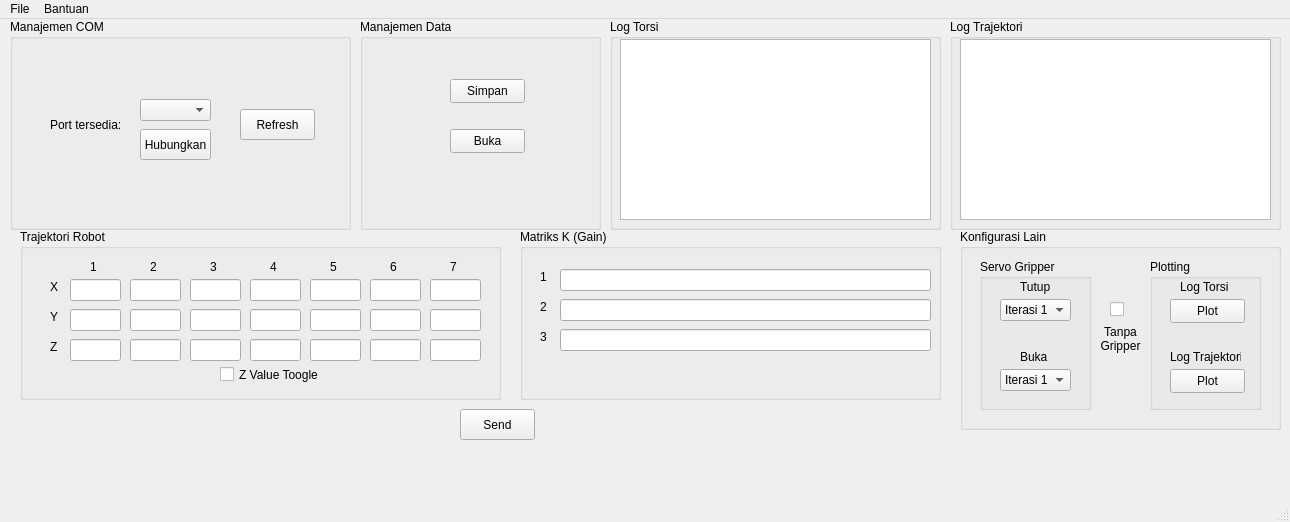
The window that main-window-revised.ui (maplezs/EWS_3_4a) describes before a commit, drawn with Qt 5.
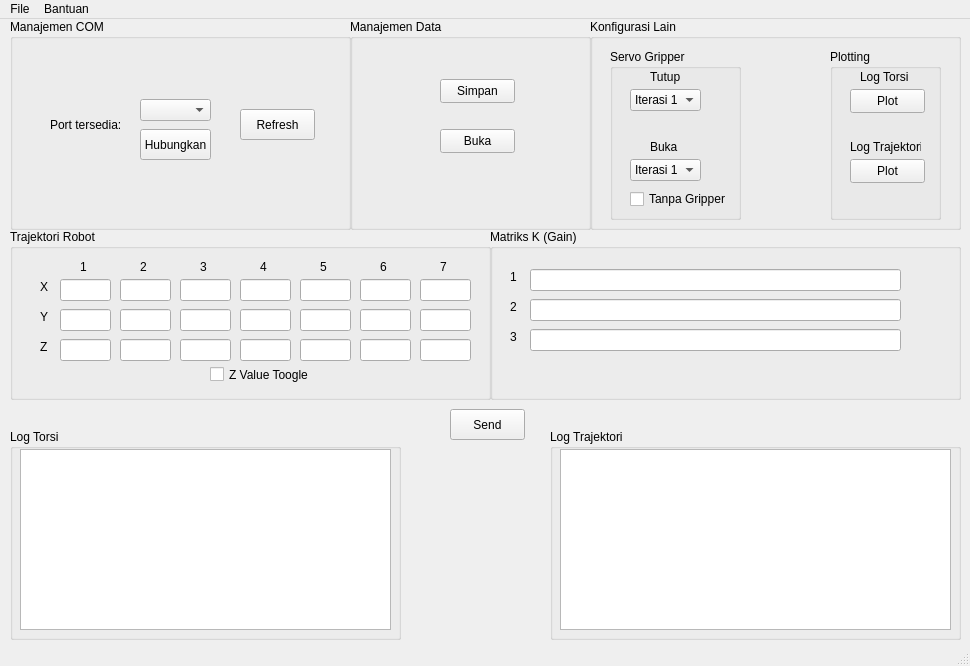
The same window after the commit.

Commit message: chore: change position of some UI element set max window size update some UI element remove unused code

What changed in the file:
```diff
--- a/main-window-revised.ui
+++ b/main-window-revised.ui
@@ -6,8 +6,8 @@
    <rect>
     <x>0</x>
     <y>0</y>
-    <width>1290</width>
-    <height>522</height>
+    <width>970</width>
+    <height>666</height>
    </rect>
   </property>
   <property name="windowTitle">
@@ -76,77 +76,12 @@
      </property>
     </widget>
    </widget>
-   <widget class="QGroupBox" name="groupBox_2">
-    <property name="geometry">
-     <rect>
-      <x>330</x>
-      <y>490</y>
-      <width>371</width>
-      <height>111</height>
-     </rect>
-    </property>
-    <property name="title">
-     <string>manajemen koneksi</string>
-    </property>
-    <widget class="QLabel" name="label_2">
-     <property name="geometry">
-      <rect>
-       <x>10</x>
-       <y>40</y>
-       <width>81</width>
-       <height>31</height>
-      </rect>
-     </property>
-     <property name="text">
-      <string>Status Sinkron</string>
-     </property>
-    </widget>
-    <widget class="QPushButton" name="pushButton_3">
-     <property name="geometry">
-      <rect>
-       <x>160</x>
-       <y>20</y>
-       <width>75</width>
-       <height>31</height>
-      </rect>
-     </property>
-     <property name="text">
-      <string>mulai</string>
-     </property>
-    </widget>
-    <widget class="QPushButton" name="pushButton_4">
-     <property name="geometry">
-      <rect>
-       <x>160</x>
-       <y>60</y>
-       <width>75</width>
-       <height>31</height>
-      </rect>
-     </property>
-     <property name="text">
-      <string>berhenti</string>
-     </property>
-    </widget>
-    <widget class="QLabel" name="label_3">
-     <property name="geometry">
-      <rect>
-       <x>100</x>
-       <y>40</y>
-       <width>51</width>
-       <height>31</height>
-      </rect>
-     </property>
-     <property name="text">
-      <string>sukses</string>
-     </property>
-    </widget>
-   </widget>
    <widget class="QWidget" name="widget_2" native="true">
     <property name="geometry">
      <rect>
-      <x>10</x>
-      <y>190</y>
-      <width>941</width>
+      <x>0</x>
+      <y>180</y>
+      <width>971</width>
       <height>251</height>
      </rect>
     </property>
@@ -154,7 +89,7 @@
      <property name="geometry">
       <rect>
        <x>10</x>
-       <y>20</y>
+       <y>30</y>
        <width>481</width>
        <height>171</height>
       </rect>
@@ -519,9 +454,9 @@
     <widget class="QGroupBox" name="groupBox_3">
      <property name="geometry">
       <rect>
-       <x>510</x>
-       <y>20</y>
-       <width>421</width>
+       <x>490</x>
+       <y>30</y>
+       <width>471</width>
        <height>171</height>
       </rect>
      </property>
@@ -602,7 +537,7 @@
      <property name="geometry">
       <rect>
        <x>450</x>
-       <y>200</y>
+       <y>210</y>
        <width>75</width>
        <height>31</height>
       </rect>
@@ -615,9 +550,9 @@
    <widget class="QGroupBox" name="groupBox_7">
     <property name="geometry">
      <rect>
-      <x>610</x>
-      <y>0</y>
-      <width>331</width>
+      <x>10</x>
+      <y>410</y>
+      <width>391</width>
       <height>211</height>
      </rect>
     </property>
@@ -629,7 +564,7 @@
       <rect>
        <x>10</x>
        <y>20</y>
-       <width>311</width>
+       <width>371</width>
        <height>181</height>
       </rect>
      </property>
@@ -638,7 +573,7 @@
    <widget class="QGroupBox" name="groupBox_5">
     <property name="geometry">
      <rect>
-      <x>360</x>
+      <x>350</x>
       <y>0</y>
       <width>241</width>
       <height>211</height>
@@ -677,9 +612,9 @@
    <widget class="QGroupBox" name="groupBox_8">
     <property name="geometry">
      <rect>
-      <x>950</x>
-      <y>0</y>
-      <width>331</width>
+      <x>550</x>
+      <y>410</y>
+      <width>411</width>
       <height>211</height>
      </rect>
     </property>
@@ -691,7 +626,7 @@
       <rect>
        <x>10</x>
        <y>20</y>
-       <width>311</width>
+       <width>391</width>
        <height>181</height>
       </rect>
      </property>
@@ -700,10 +635,10 @@
    <widget class="QGroupBox" name="groupBox_6">
     <property name="geometry">
      <rect>
-      <x>960</x>
-      <y>210</y>
-      <width>321</width>
-      <height>201</height>
+      <x>590</x>
+      <y>0</y>
+      <width>371</width>
+      <height>211</height>
      </rect>
     </property>
     <property name="title">
@@ -714,8 +649,8 @@
       <rect>
        <x>20</x>
        <y>30</y>
-       <width>111</width>
-       <height>151</height>
+       <width>131</width>
+       <height>171</height>
       </rect>
      </property>
      <property name="title">
@@ -837,14 +772,27 @@
        </property>
       </item>
      </widget>
+     <widget class="QCheckBox" name="checkBox_2">
+      <property name="geometry">
+       <rect>
+        <x>20</x>
+        <y>140</y>
+        <width>101</width>
+        <height>20</height>
+       </rect>
+      </property>
+      <property name="text">
+       <string>Tanpa Gripper</string>
+      </property>
+     </widget>
     </widget>
     <widget class="QGroupBox" name="groupBox_10">
      <property name="geometry">
       <rect>
-       <x>190</x>
+       <x>240</x>
        <y>30</y>
        <width>111</width>
-       <height>151</height>
+       <height>171</height>
       </rect>
      </property>
      <property name="title">
@@ -903,32 +851,6 @@
       </property>
      </widget>
     </widget>
-    <widget class="QCheckBox" name="checkBox_2">
-     <property name="geometry">
-      <rect>
-       <x>150</x>
-       <y>70</y>
-       <width>16</width>
-       <height>20</height>
-      </rect>
-     </property>
-     <property name="text">
-      <string/>
-     </property>
-    </widget>
-    <widget class="QLabel" name="label_16">
-     <property name="geometry">
-      <rect>
-       <x>140</x>
-       <y>90</y>
-       <width>41</width>
-       <height>41</height>
-      </rect>
-     </property>
-     <property name="text">
-      <string>&lt;html&gt;&lt;head/&gt;&lt;body&gt;&lt;p align=&quot;center&quot;&gt;Tanpa&lt;br/&gt;Gripper&lt;/p&gt;&lt;/body&gt;&lt;/html&gt;</string>
-     </property>
-    </widget>
    </widget>
   </widget>
   <widget class="QMenuBar" name="menubar">
@@ -936,7 +858,7 @@
     <rect>
      <x>0</x>
      <y>0</y>
-     <width>1290</width>
+     <width>970</width>
      <height>22</height>
     </rect>
    </property>
```
The commit also changes 2 other files.
